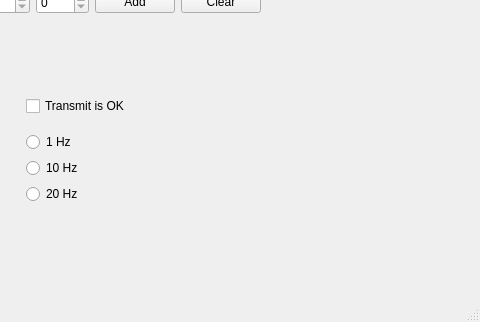
egobun/Qt, file rocket_gui/rocket_gui/mainwindow.ui: the form before one commit; both pictures show x 764 to 1244 and y 304 to 626 of the 1244 by 626 pixel window.
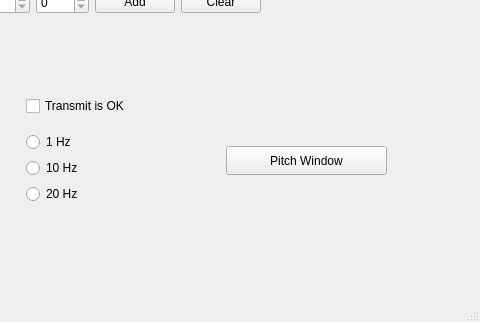
The form after the commit. Custom widgets are drawn as their Qt base class.

Commit message: добавил второе окно с графиком pitch (основное окно с графиком altitude)

Patch:
```diff
--- a/rocket_gui/rocket_gui/mainwindow.ui
+++ b/rocket_gui/rocket_gui/mainwindow.ui
@@ -134,7 +134,7 @@
      </item>
     </layout>
    </widget>
-   <widget class="QWidget" name="">
+   <widget class="QWidget" name="layoutWidget">
     <property name="geometry">
      <rect>
       <x>790</x>
@@ -178,6 +178,19 @@
      </item>
     </layout>
    </widget>
+   <widget class="QPushButton" name="btnOpenPitchWindow">
+    <property name="geometry">
+     <rect>
+      <x>990</x>
+      <y>450</y>
+      <width>161</width>
+      <height>29</height>
+     </rect>
+    </property>
+    <property name="text">
+     <string>Pitch Window</string>
+    </property>
+   </widget>
   </widget>
   <widget class="QMenuBar" name="menubar">
    <property name="geometry">
```
The commit also changes 9 other files.
